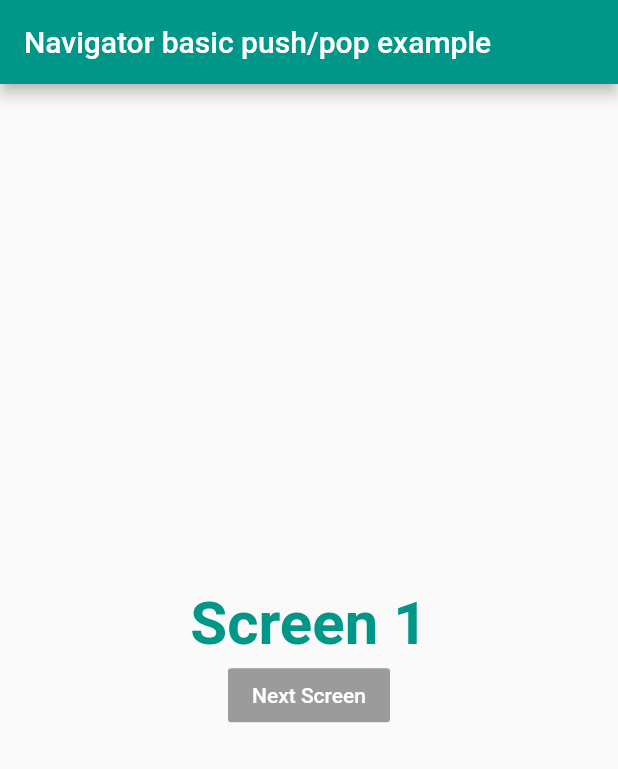
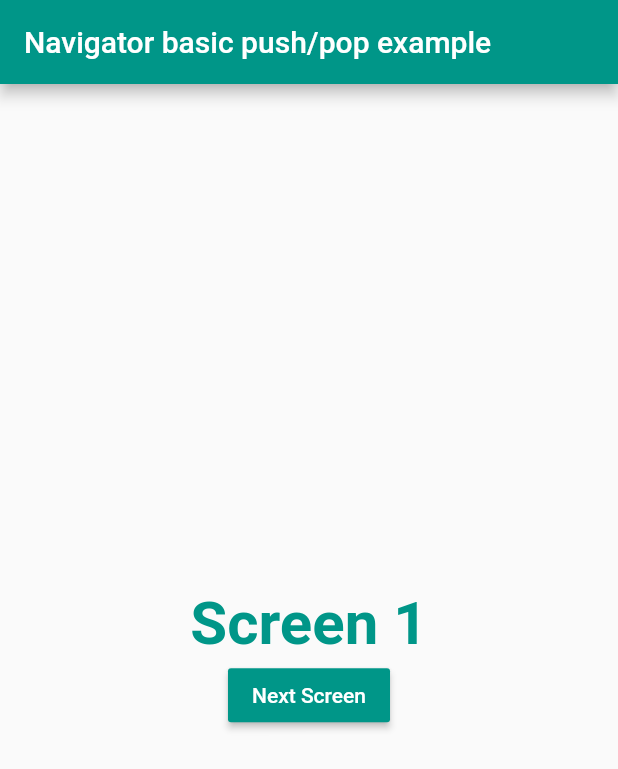
Before and after one commit to houcem-h/uit_navigator_push_pop, a Flutter app: the screen it shows after launch, on a phone screen of 412 x 824 dp. Shown: the top 769 px of the screen. Run offline on Flutter 3.47's test engine with Material 2 defaults, Android fonts, the phone set to English and light mode, and no system bars.

Commit message:
navigate between 2 screens

```diff
--- /dev/null
+++ b/lib/first_screen.dart
@@ -0,0 +1,45 @@
+import 'package:flutter/material.dart';
+import './second_screen.dart';
+
+class MyFirstScreen extends StatelessWidget {
+  const MyFirstScreen({Key? key, required this.title}) : super(key: key);
+
+  final String title;
+
+  @override
+  Widget build(BuildContext context) {
+    return Scaffold(
+      appBar: AppBar(
+        title: Text(title),
+        backgroundColor: Colors.teal,
+      ),
+      body: Center(
+        child: Column(
+          mainAxisAlignment: MainAxisAlignment.center,
+          children: <Widget>[
+            const Text(
+              "Screen 1",
+              style: TextStyle(
+                fontWeight: FontWeight.bold,
+                fontSize: 40,
+                color: Colors.teal
+              ),
+            ),
+            RaisedButton(
+              child: const Text("Next Screen"),
+              color: Colors.teal,
+              textColor: Colors.white,
+              onPressed: () {
+                Navigator.push(context,
+                  MaterialPageRoute(
+                    builder: (BuildContext context) => MySecondScreen(title: title)
+                  )
+                );
+              },
+            ),
+          ],
+        ),
+      ),
+    );
+  }
+}
--- a/lib/main.dart
+++ b/lib/main.dart
@@ -1,6 +1,6 @@
 import 'package:flutter/material.dart';
 
-import './my_first_screen.dart';
+import './first_screen.dart';
 
 void main() {
   runApp(const MyApp());
--- a/lib/my_first_screen.dart
+++ b/lib/second_screen.dart
@@ -1,7 +1,7 @@
 import 'package:flutter/material.dart';
 
-class MyFirstScreen extends StatelessWidget {
-  const MyFirstScreen({Key? key, required this.title}) : super(key: key);
+class MySecondScreen extends StatelessWidget {
+  const MySecondScreen({Key? key, required this.title}) : super(key: key);
 
   final String title;
 
@@ -15,9 +15,9 @@ class MyFirstScreen extends StatelessWidget {
       body: Center(
         child: Column(
           mainAxisAlignment: MainAxisAlignment.center,
-          children: const <Widget>[
-            Text(
-              "Screen 1",
+          children: <Widget>[
+            const Text(
+              "Screen 2",
               style: TextStyle(
                 fontWeight: FontWeight.bold,
                 fontSize: 40,
@@ -25,10 +25,12 @@ class MyFirstScreen extends StatelessWidget {
               ),
             ),
             RaisedButton(
-              child: Text("Next Screen"),
+              child: const Text("Previous Screen"),
               color: Colors.teal,
               textColor: Colors.white,
-              onPressed: null,
+              onPressed: () {
+                Navigator.pop(context);
+              },
             ),
           ],
         ),
```
